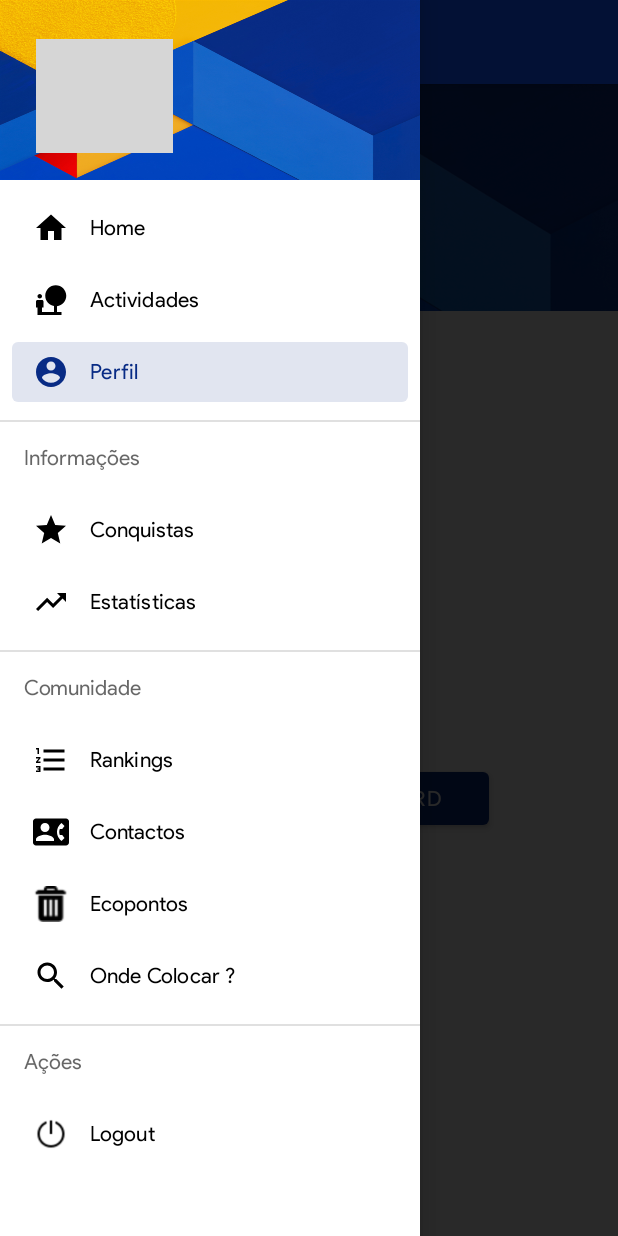
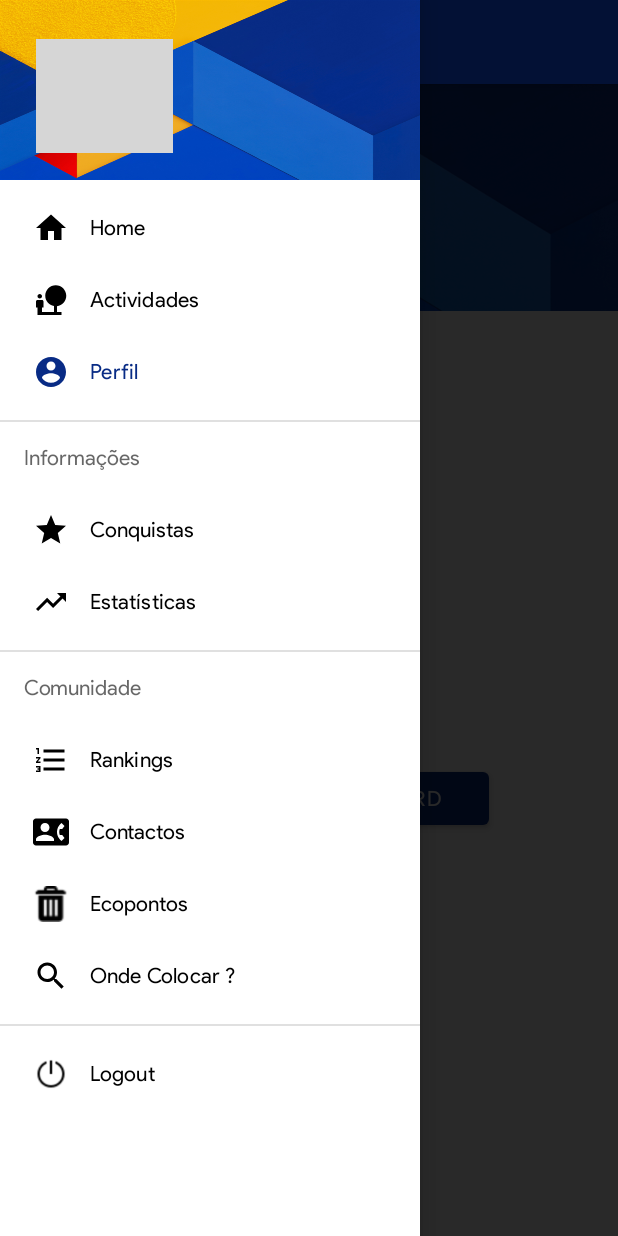
Before and after one commit to iMikeZz/PLmobileApp, an Android app: the AccountActivity screen opened directly, with no data from a screen before it, with the side drawer open, on a phone screen of 412 x 824 dp. Run offline under Robolectric (Android 15) with nearby library versions, the phone set to English and light mode, and no system bars; our stand-ins replace CircleImageView, Firebase (no records; nobody signed in at launch, a user with empty details on screens opened directly), Picasso; libraries missing offline, so code that uses them is left out: com.karumi.dexter, id.zelory.compressor; pictures from the network do not load; grey boxes are pictures that could not be loaded.

Commit message:
Logout without title

```diff
--- a/app/src/main/res/menu/activity_home_drawer.xml
+++ b/app/src/main/res/menu/activity_home_drawer.xml
@@ -3,7 +3,7 @@
     xmlns:tools="http://schemas.android.com/tools"
     tools:showIn="navigation_view">
 
-    <group android:checkableBehavior="single">
+    <group android:id="@+id/menu_1">
         <item
             android:id="@+id/nav_home"
             android:icon="@drawable/ic_menu_home_black_24dp"
@@ -11,7 +11,7 @@
         <item
             android:id="@+id/nav_activity"
             android:icon="@drawable/ic_activity_black_24dp"
-            android:title="Actividades"/>
+            android:title="Actividades" />
         <item
             android:id="@+id/nav_account"
             android:icon="@drawable/ic_account_circle_black_24dp"
@@ -19,56 +19,58 @@
 
     </group>
 
+    <group android:id="@+id/menu_2">
         <item android:title="Informações">
             <menu>
                 <item
                     android:id="@+id/nav_achievements"
+                    android:checkable="true"
                     android:icon="@drawable/ic_achievements_black_24dp"
-                android:title="Conquistas"
-                android:checkable="true"/>
+                    android:title="Conquistas" />
                 <item
                     android:id="@+id/nav_stats"
+                    android:checkable="true"
                     android:icon="@drawable/ic_stats_black_24dp"
-                android:title="Estatísticas"
-                android:checkable="true"/>
+                    android:title="Estatísticas" />
             </menu>
         </item>
+    </group>
 
+
+    <group android:id="@+id/menu_3">
         <item android:title="Comunidade">
             <menu>
                 <item
                     android:id="@+id/nav_rankings"
+                    android:checkable="true"
                     android:icon="@drawable/ic_ranking_black_24dp"
-                android:title="Rankings"
-                android:checkable="true"/>
+                    android:title="Rankings" />
                 <item
                     android:id="@+id/nav_contacts"
+                    android:checkable="true"
                     android:icon="@drawable/ic_contact_phone_black_24dp"
-                android:title="Contactos"
-                android:checkable="true"/>
+                    android:title="Contactos" />
                 <item
                     android:id="@+id/nav_ecopontos"
+                    android:checkable="true"
                     android:icon="@drawable/trash_can_black"
-                android:title="Ecopontos"
-                android:checkable="true"/>
+                    android:title="Ecopontos" />
                 <item
                     android:id="@+id/nav_onde_colocar"
+                    android:checkable="true"
                     android:icon="@drawable/ic_search_blue_24dp"
-                android:title="Onde Colocar ?"
-                android:checkable="true"/>
+                    android:title="Onde Colocar ?" />
             </menu>
         </item>
+    </group>
 
-    <item android:title="Ações">
-        <menu>
+
+    <group android:id="@+id/menu_4">
         <item
             android:id="@+id/nav_logout"
+            android:checkable="true"
             android:icon="@drawable/shutdown"
-                android:title="Logout"
-                android:checkable="true"/>
-        </menu>
-    </item>
-
-
+            android:title="Logout" />
+    </group>
 
 </menu>
```
Lines whose indentation alone changed are shown as unchanged.
